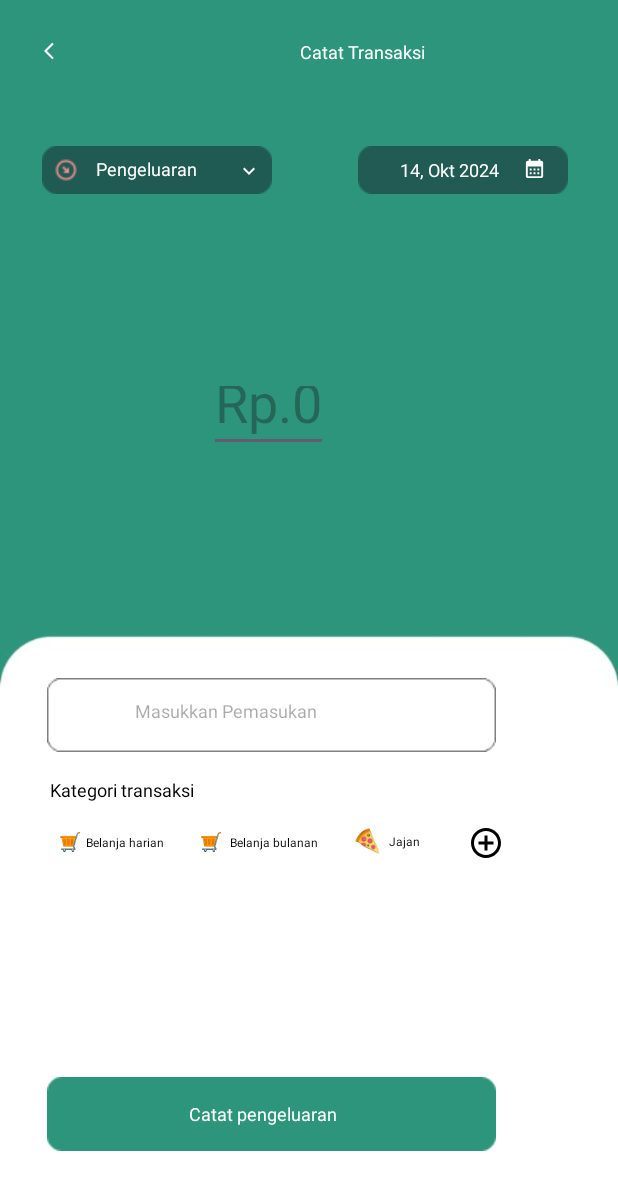
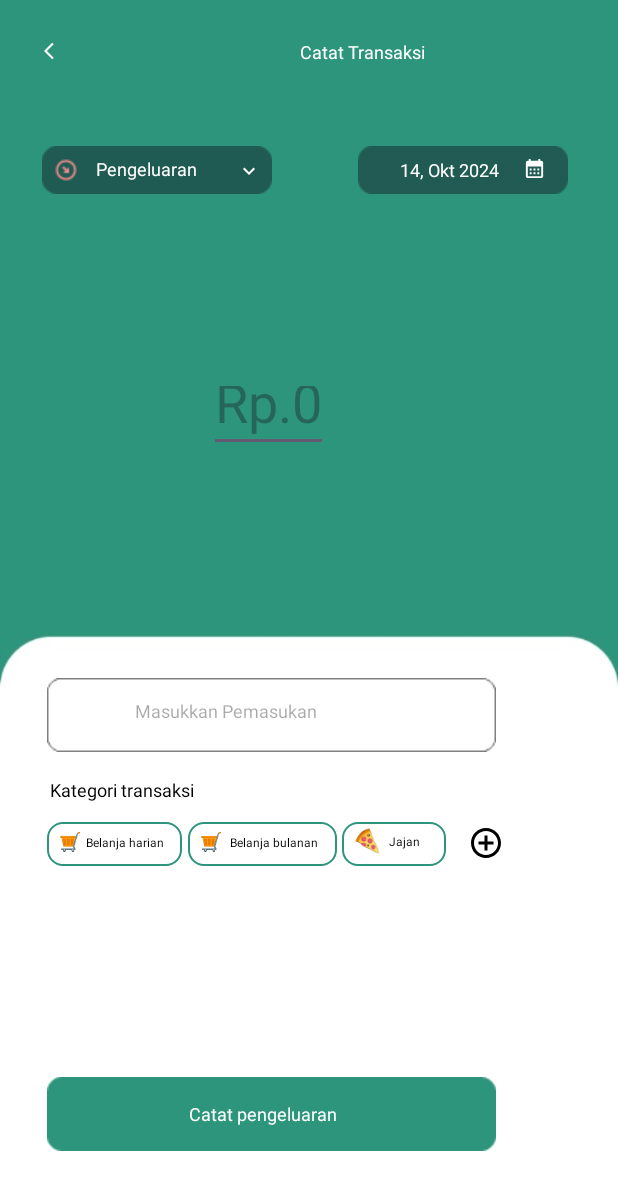
Before and after one commit to Anggar-In/Mobile-Development, an Android app: the PengeluaranActivity screen opened directly, with no data from a screen before it, on a phone screen of 412 x 824 dp. Shown: the top 1190 px of the screen. Run offline under Robolectric (Android 15) with nearby library versions, the phone set to English and light mode, and no system bars.

Commit message:
puyeng puyeng

```diff
--- /dev/null
+++ b/app/src/main/res/drawable/border.xml
@@ -0,0 +1,9 @@
+<?xml version="1.0" encoding="utf-8"?>
+<shape xmlns:android="http://schemas.android.com/apk/res/android">
+    <!-- Border -->
+    <solid android:color="@color/white"/> <!-- Isi CardView (background warna putih) -->
+    <stroke
+        android:color="@color/hijau_tosca"
+        android:width="1dp"/> <!-- Ketebalan outline -->
+    <corners android:radius="10dp"/> <!-- Sudut CardView -->
+</shape>
--- a/app/src/main/res/layout/home_activity.xml
+++ b/app/src/main/res/layout/home_activity.xml
@@ -67,7 +67,7 @@
                 android:layout_marginTop="170dp"
                 android:layout_marginStart="40dp"
                 app:cardBackgroundColor="@color/white_opacity"
-                app:cardElevation="4dp"
+
                 app:cardCornerRadius="20dp">
 
                 <LinearLayout
@@ -121,7 +121,7 @@
                 android:layout_marginTop="170dp"
                 app:cardBackgroundColor="@color/white_opacity"
                 app:cardCornerRadius="20dp"
-                app:cardElevation="4dp">
+                >
 
                 <LinearLayout
                     android:orientation="vertical"
--- a/app/src/main/res/layout/pengeluaran_activity.xml
+++ b/app/src/main/res/layout/pengeluaran_activity.xml
@@ -127,19 +127,15 @@
         android:scaleType="centerInside"
         android:src="@drawable/baseline_add_circle_outline_24" />
 
+    <!-- Kategori -->
     <FrameLayout
         android:layout_width="90dp"
         android:layout_height="29dp"
         android:layout_marginLeft="31dp"
         android:layout_marginTop="548dp"
         android:layout_gravity="top|left"
+        android:background="@drawable/border"
         >
-
-        <ImageView
-            android:layout_width="match_parent"
-            android:layout_height="match_parent"
-
-            android:scaleType="centerCrop" />
 
         <TextView
             android:layout_width="wrap_content"
@@ -178,6 +174,7 @@
         android:layout_marginLeft="228dp"
         android:layout_marginTop="548dp"
         android:layout_gravity="top|left"
+        android:background="@drawable/border"
         >
 
         <ImageView
@@ -223,6 +220,7 @@
         android:layout_marginLeft="125dp"
         android:layout_marginTop="548dp"
         android:layout_gravity="top|left"
+        android:background="@drawable/border"
         >
 
         <ImageView
@@ -261,6 +259,7 @@
             android:textColor="#FF000000"
             android:textSize="8dp" />
     </FrameLayout>
+    <!-- Kategori end -->
 
     <ImageView
         android:layout_width="wrap_content"
@@ -273,6 +272,7 @@
         app:tint="@color/white"
         android:src="@drawable/baseline_arrow_back_ios_24" />
 
+    <!--harusnya dropdown-->
     <FrameLayout
         android:layout_width="153dp"
         android:layout_height="32dp"
@@ -303,6 +303,7 @@
             android:textSize="12dp" />
     </FrameLayout>
 
+    <!--kalender-->
     <FrameLayout
         android:layout_width="143dp"
         android:layout_height="32dp"
--- a/app/src/main/res/values/colors.xml
+++ b/app/src/main/res/values/colors.xml
@@ -5,4 +5,5 @@
     <color name="hijau_tosca">#2D957B</color>
     <color name="hijau_tua">#1B4242</color>
     <color name="white_opacity">#33FFFFFF</color>
+    <color name="hijau_mint">#A8E7D2</color>
 </resources>
```
